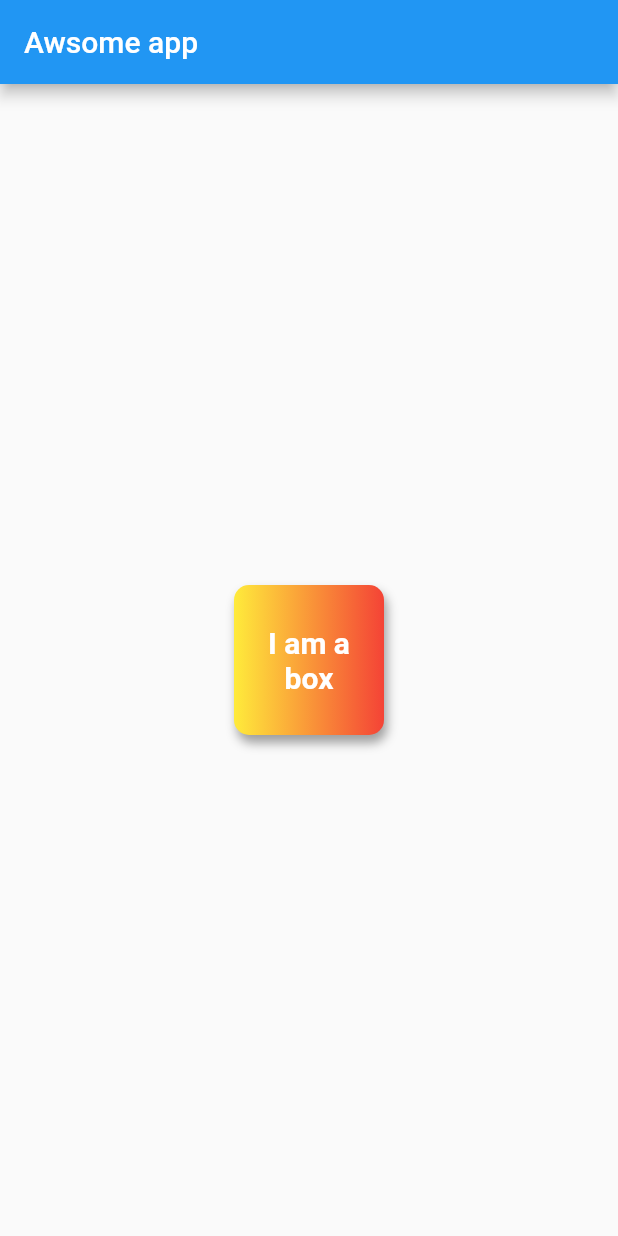
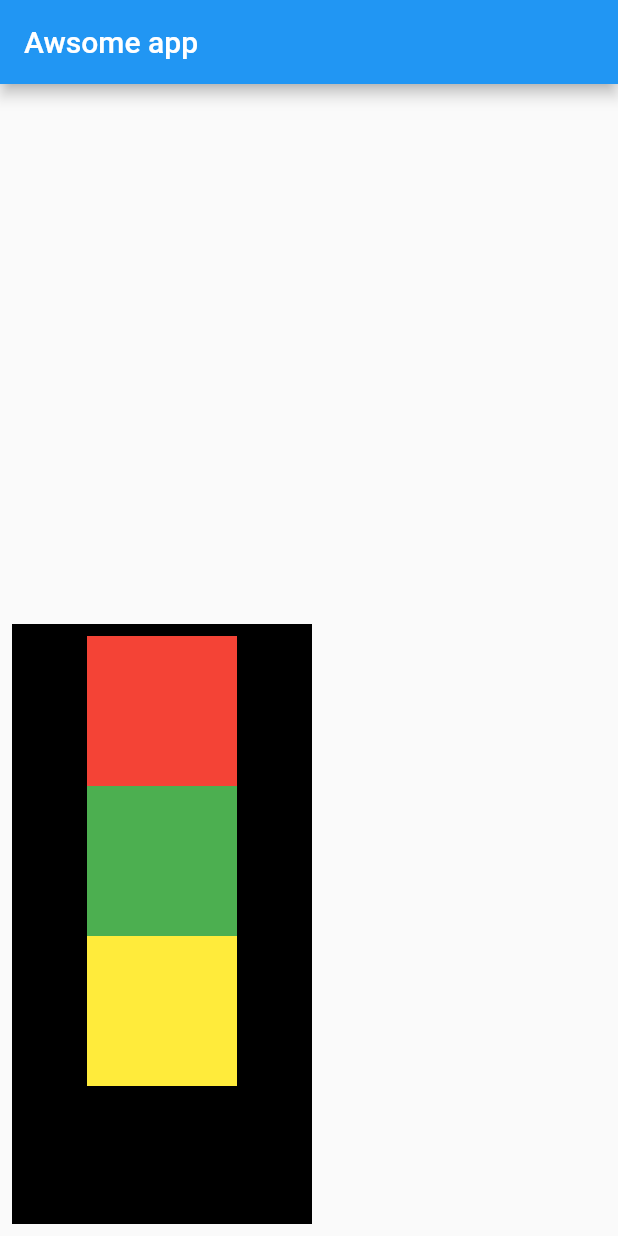
Before and after one commit to jaythanki18/awsome_app, a Flutter app: the screen it shows after launch, on a phone screen of 412 x 824 dp. Run offline on Flutter 3.47's test engine with Material 2 defaults, Android fonts, the phone set to English and light mode, and no system bars.

Commit message:
ch2 completed

```diff
--- a/lib/main.dart
+++ b/lib/main.dart
@@ -13,27 +13,38 @@
       appBar: AppBar(
         title: Text("Awsome app"),
       ),
-      body: Center(
-        child: Container(
-          padding: EdgeInsets.all(8),
-          alignment: Alignment.center,
-          width: 100,
-          height: 100,
-          decoration: BoxDecoration(
-              borderRadius: BorderRadius.circular(10),
-              boxShadow: [
-                BoxShadow(
-                    color: Colors.grey, blurRadius: 5, offset: Offset(2.0, 5.0))
-              ],
-              color: Colors.teal,
-              gradient: LinearGradient(colors: [Colors.yellow, Colors.red])),
-          child: Text(
-            "I am a box",
-            textAlign: TextAlign.center,
-            style: TextStyle(
-                color: Colors.white,
-                fontWeight: FontWeight.bold,
-                fontSize: 20),
+      body: Padding(
+        padding: const EdgeInsets.all(8.0),
+        child: Align(
+          alignment: Alignment.bottomLeft ,
+          child: Container(
+            color: Colors.black,
+            width: 200,
+            height: 400,
+            child: Padding(
+              padding: const EdgeInsets.all(8.0),
+              child: Column(
+                mainAxisAlignment: MainAxisAlignment.start,
+                crossAxisAlignment: CrossAxisAlignment.center,
+                 children: [
+                  Container(
+                    width: 100,
+                    height: 100,
+                    color: Colors.red,
+                  ),
+                  Container(
+                    width: 100,
+                    height: 100,
+                    color: Colors.green,
+                  ),
+                  Container(
+                    width: 100,
+                    height: 100,
+                    color: Colors.yellow ,
+                  ),
+                ],
+              ),
+            )
           ),
         ),
       ),
```
